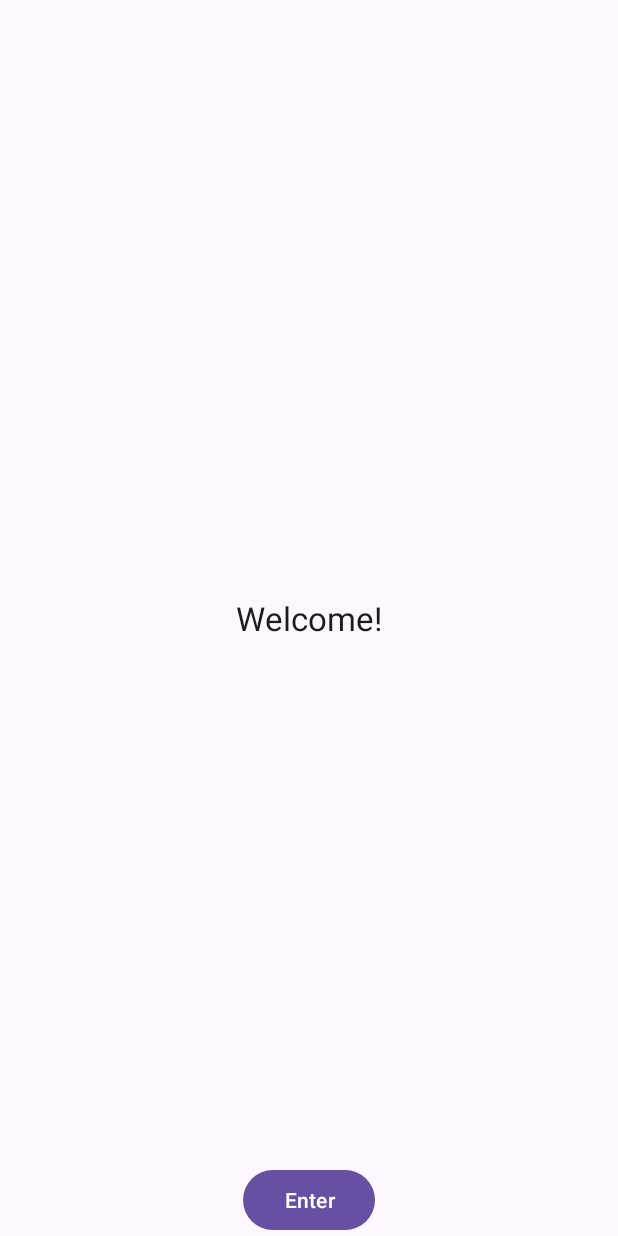
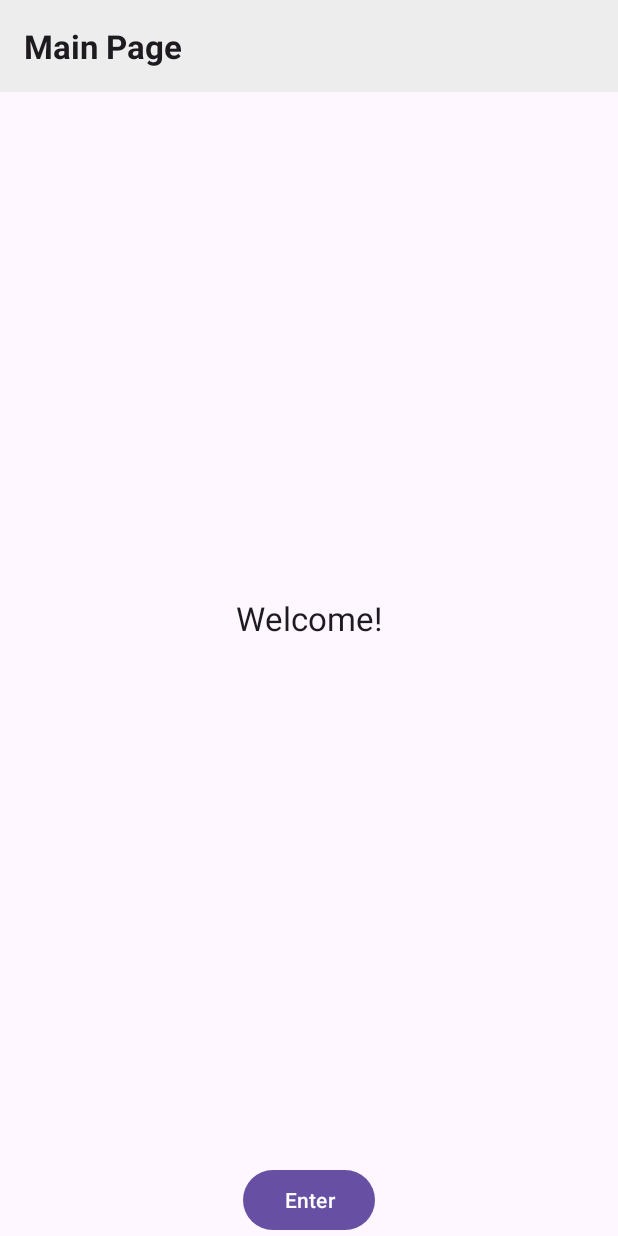
Before and after one commit to udashsanam/vacationapp, an Android app: the screen it shows after launch (MainActivity), on a phone screen of 412 x 824 dp. Run offline under Robolectric (Android 15) with nearby library versions, the phone set to English and light mode, and no system bars.

Commit message:
add: header

```diff
--- a/app/src/main/res/layout/activity_main.xml
+++ b/app/src/main/res/layout/activity_main.xml
@@ -6,6 +6,20 @@
     android:layout_width="match_parent"
     android:layout_height="match_parent"
     tools:context=".UI.MainActivity">
+
+    <TextView
+        android:id="@+id/headerTitle"
+        android:layout_width="match_parent"
+        android:layout_height="wrap_content"
+        android:background="#EDEDED"
+        android:padding="16dp"
+        android:text="Main Page"
+        android:textAppearance="@style/TextAppearance.AppCompat.Large"
+        android:textStyle="bold"
+        android:gravity="center_vertical"
+        app:layout_constraintTop_toTopOf="parent"
+        app:layout_constraintStart_toStartOf="parent"
+        app:layout_constraintEnd_toEndOf="parent" />
 
     <TextView
         android:id="@+id/welcome"
```
